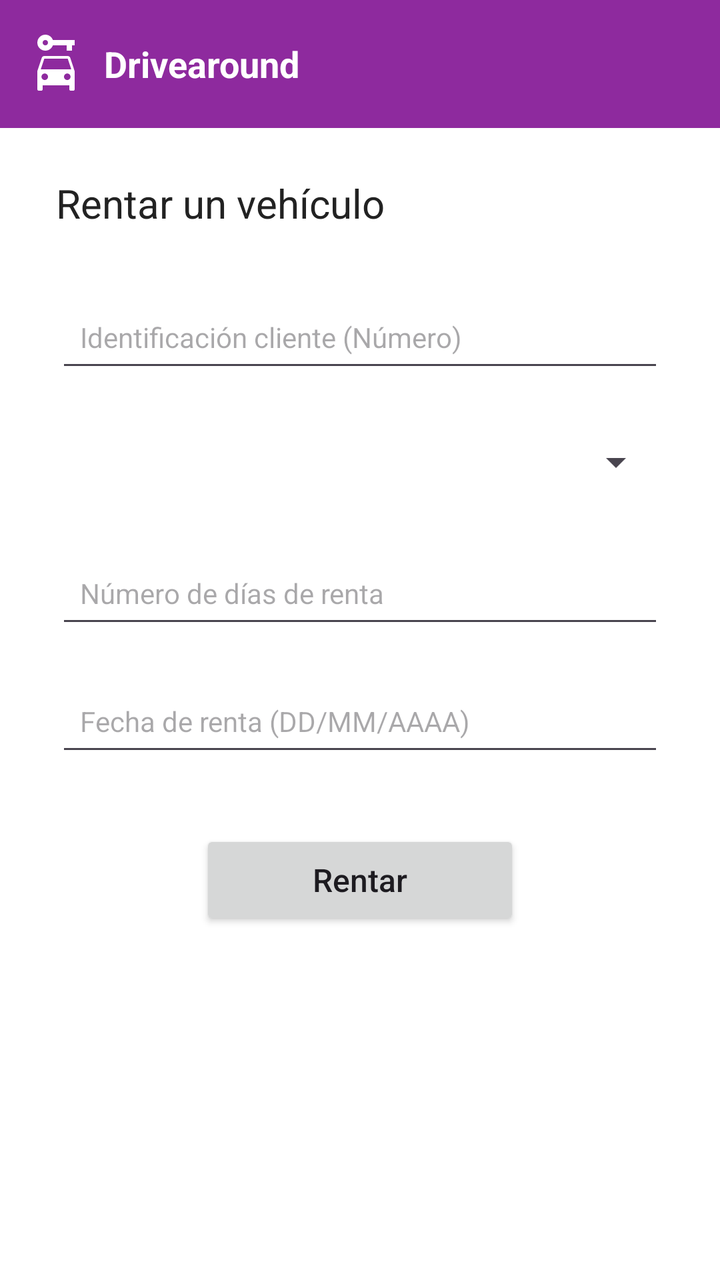
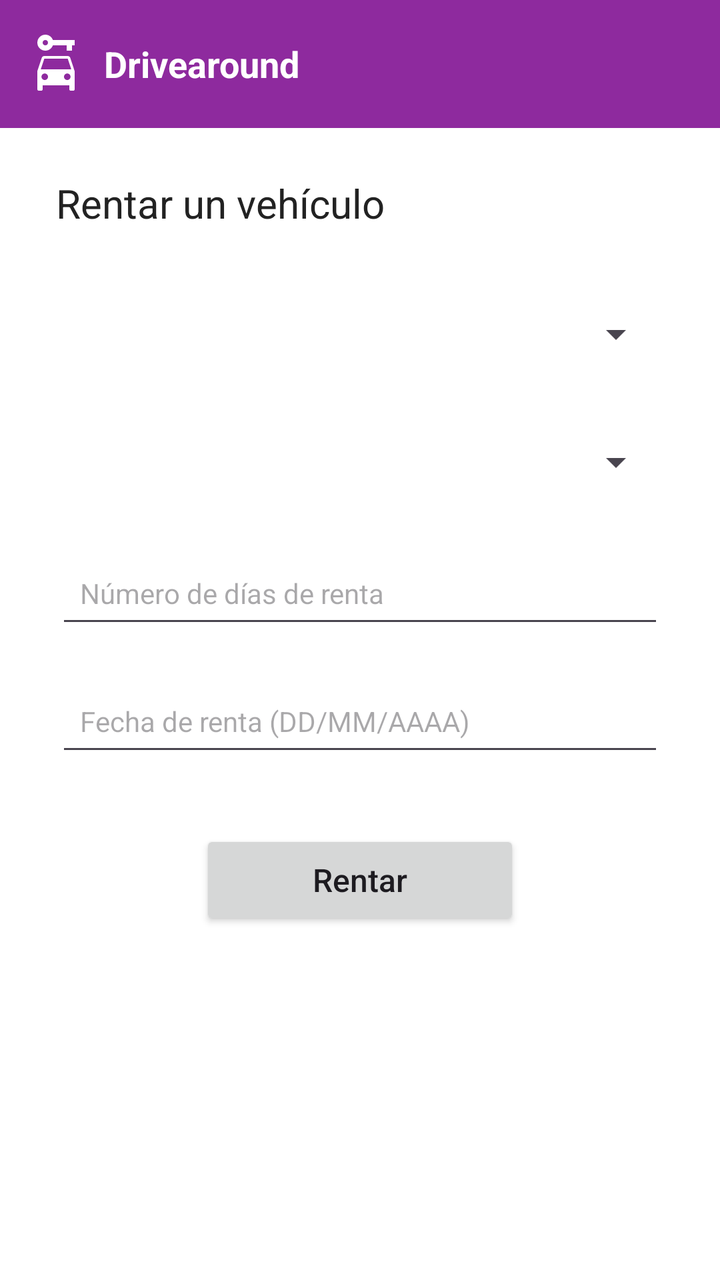

Before-and-after screenshots of an Android layout around one commit, followed by the original layout XML and the change that was made.
<!-- AndroidManifest.xml: application theme Theme.Renta_de_autos_23300756 -->
<!-- res/layout/activity_rentar_vehiculo.xml -->
<?xml version="1.0" encoding="utf-8"?>
<androidx.constraintlayout.widget.ConstraintLayout
    xmlns:android="http://schemas.android.com/apk/res/android"
    xmlns:app="http://schemas.android.com/apk/res-auto"
    xmlns:tools="http://schemas.android.com/tools"
    android:layout_width="match_parent"
    android:layout_height="match_parent"
    android:background="@android:color/white">


    <include
        android:id="@+id/app_toolbar"
        layout="@layout/toolbar"
        android:layout_width="0dp"
        android:layout_height="?attr/actionBarSize"
        app:layout_constraintTop_toTopOf="parent"
        app:layout_constraintStart_toStartOf="parent"
        app:layout_constraintEnd_toEndOf="parent" />


    <ScrollView
        android:layout_width="0dp"
        android:layout_height="0dp"
        android:fillViewport="true"
        app:layout_constraintTop_toBottomOf="@id/app_toolbar"
        app:layout_constraintBottom_toBottomOf="parent"
        app:layout_constraintStart_toStartOf="parent"
        app:layout_constraintEnd_toEndOf="parent">

        <LinearLayout
            android:layout_width="match_parent"
            android:layout_height="wrap_content"
            android:orientation="vertical"
            android:paddingHorizontal="28dp"
            android:paddingVertical="24dp">


            <TextView
                android:id="@+id/tv_titulo_rentar"
                android:layout_width="wrap_content"
                android:layout_height="wrap_content"
                android:text="Rentar un vehículo"
                android:textSize="20sp"
                android:textColor="#222222"
                android:layout_marginBottom="28dp" />


            <EditText
                android:id="@+id/et_id_cliente_renta"
                android:layout_width="match_parent"
                android:layout_height="48dp"
                android:layout_marginBottom="16dp"
                android:hint="Identificación cliente (Número)"
                android:inputType="number"
                android:paddingHorizontal="12dp"
                android:textSize="14sp" />

            <Spinner
                android:id="@+id/sp_vehiculos_disponibles"
                android:layout_width="match_parent"
                android:layout_height="48dp"
                android:layout_marginBottom="16dp"
                android:paddingHorizontal="12dp" />

            <EditText
                android:id="@+id/et_dias_renta"
                android:layout_width="match_parent"
                android:layout_height="48dp"
                android:layout_marginBottom="16dp"
                android:hint="Número de días de renta"
                android:inputType="number"
                android:paddingHorizontal="12dp"
                android:textSize="14sp" />

            <EditText
                android:id="@+id/et_fecha_renta"
                android:layout_width="match_parent"
                android:layout_height="48dp"
                android:layout_marginBottom="32dp"
                android:hint="Fecha de renta (DD/MM/AAAA)"
                android:focusable="false"
                android:clickable="true"
                android:inputType="none"
                android:paddingHorizontal="12dp"
                android:textSize="14sp" />

            <Button
                android:id="@+id/btn_confirmar_renta"
                android:layout_width="160dp"
                android:layout_height="50dp"
                android:layout_gravity="center_horizontal"
                android:text="Rentar"
                android:textAllCaps="false"
                android:textSize="16sp" />

        </LinearLayout>
    </ScrollView>

</androidx.constraintlayout.widget.ConstraintLayout>
<!-- res/layout/toolbar.xml (included above) -->
<?xml version="1.0" encoding="utf-8"?>
<androidx.appcompat.widget.Toolbar
    xmlns:android="http://schemas.android.com/apk/res/android"
    xmlns:app="http://schemas.android.com/apk/res-auto"
    android:id="@+id/app_toolbar"
    android:layout_width="match_parent"
    android:layout_height="?attr/actionBarSize"
    android:background="?attr/colorPrimary"
    app:contentInsetStart="0dp">

    <LinearLayout
        android:layout_width="wrap_content"
        android:layout_height="match_parent"
        android:orientation="horizontal"
        android:gravity="center_vertical">

        <ImageView
            android:id="@+id/toolbar_logo"
            android:layout_width="32dp"
            android:layout_height="32dp"
            android:layout_marginStart="12dp"
            app:srcCompat="@drawable/baseline_car_rental_24"
         />

        <TextView
            android:id="@+id/toolbar_title"
            android:layout_width="wrap_content"
            android:layout_height="wrap_content"
            android:layout_marginStart="8dp"
            android:text="@string/app_name"
            android:textColor="@android:color/white"
            android:textSize="18sp"
            android:textStyle="bold" />

    </LinearLayout>

</androidx.appcompat.widget.Toolbar>
<!-- resources referenced by this layout -->
<resources>
  <!-- drawable baseline_car_rental_24 (drawable) -->
  <vector xmlns:android="http://schemas.android.com/apk/res/android" android:height="24dp" android:tint="#FFFFFF" android:viewportHeight="24" android:viewportWidth="24" android:width="24dp">
        
      <path android:fillColor="@android:color/white" android:pathData="M16.39,9H7.61C7.18,9 6.8,9.28 6.66,9.68l-1.66,5v6.81C5,21.78 5.23,22 5.5,22h1C6.78,22 7,21.78 7,21.5V20h10v1.5c0,0.28 0.22,0.5 0.5,0.5h1c0.28,0 0.5,-0.22 0.5,-0.5v-6.81l-1.66,-5C17.2,9.28 16.82,9 16.39,9zM7.78,18c-0.68,0 -1.22,-0.54 -1.22,-1.22s0.54,-1.22 1.22,-1.22S9,16.11 9,16.78S8.46,18 7.78,18zM16.22,18C15.55,18 15,17.46 15,16.78s0.54,-1.22 1.22,-1.22s1.22,0.54 1.22,1.22S16.9,18 16.22,18zM6.29,14l1.33,-4h8.78l1.33,4H6.29z"/>
        
      <path android:fillColor="@android:color/white" android:pathData="M10.83,3C10.41,1.83 9.3,1 8,1C6.34,1 5,2.34 5,4c0,1.65 1.34,3 3,3c1.3,0 2.41,-0.84 2.83,-2H16v2h2V5h1V3H10.83zM8,5C7.45,5 7,4.55 7,4s0.45,-1 1,-1s1,0.45 1,1S8.55,5 8,5z"/>
      
  </vector>
  <string name="app_name">Drivearound</string>
  <style name="Theme.Renta_de_autos_23300756" parent="Base.Theme.Renta_de_autos_23300756" />
  <style name="Base.Theme.Renta_de_autos_23300756" parent="Theme.Material3.DayNight.NoActionBar">
          <item name="colorPrimary">#8E2A9E</item>
          <item name="colorOnPrimary">#FFFFFF</item>
          <item name="shapeAppearanceCornerExtraLarge">@style/BotonesRadio</item>
      </style>
  <style name="BotonesRadio" parent="ShapeAppearance.Material3.Corner.None">
          <item name="cornerSize">4dp</item>
      </style>
</resources>

<!-- the commit's change to res/layout/activity_rentar_vehiculo.xml (unified diff, before → after) -->
@@ -45,15 +45,12 @@
                 android:layout_marginBottom="28dp" />
 
 
-            <EditText
-                android:id="@+id/et_id_cliente_renta"
+            <Spinner
+                android:id="@+id/sp_cliente_renta"
                 android:layout_width="match_parent"
                 android:layout_height="48dp"
                 android:layout_marginBottom="16dp"
-                android:hint="Identificación cliente (Número)"
-                android:inputType="number"
-                android:paddingHorizontal="12dp"
-                android:textSize="14sp" />
+                android:paddingHorizontal="12dp" />
 
             <Spinner
                 android:id="@+id/sp_vehiculos_disponibles"
@@ -73,16 +70,14 @@
                 android:textSize="14sp" />
 
             <EditText
-                android:id="@+id/et_fecha_renta"
-                android:layout_width="match_parent"
-                android:layout_height="48dp"
-                android:layout_marginBottom="32dp"
-                android:hint="Fecha de renta (DD/MM/AAAA)"
-                android:focusable="false"
-                android:clickable="true"
-                android:inputType="none"
-                android:paddingHorizontal="12dp"
-                android:textSize="14sp" />
+            android:id="@+id/et_fecha_renta"
+            android:layout_width="match_parent"
+            android:layout_height="48dp"
+            android:layout_marginBottom="32dp"
+            android:hint="Fecha de renta (DD/MM/AAAA)"
+            android:inputType="date"
+            android:paddingHorizontal="12dp"
+            android:textSize="14sp" />
 
             <Button
                 android:id="@+id/btn_confirmar_renta"
